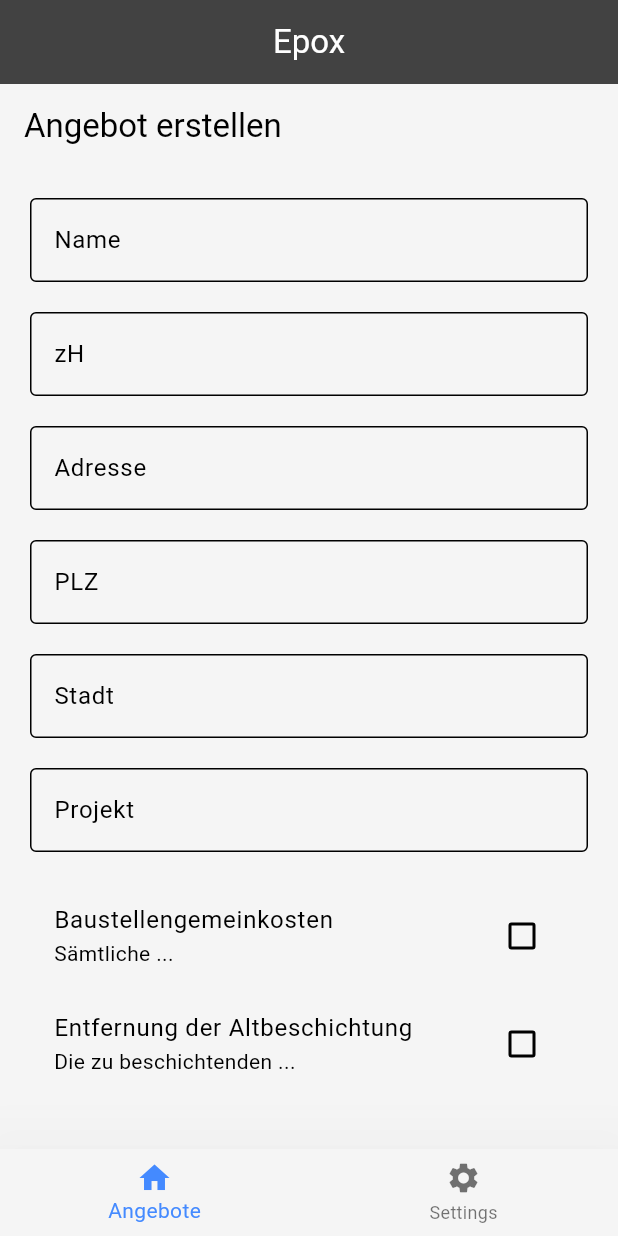
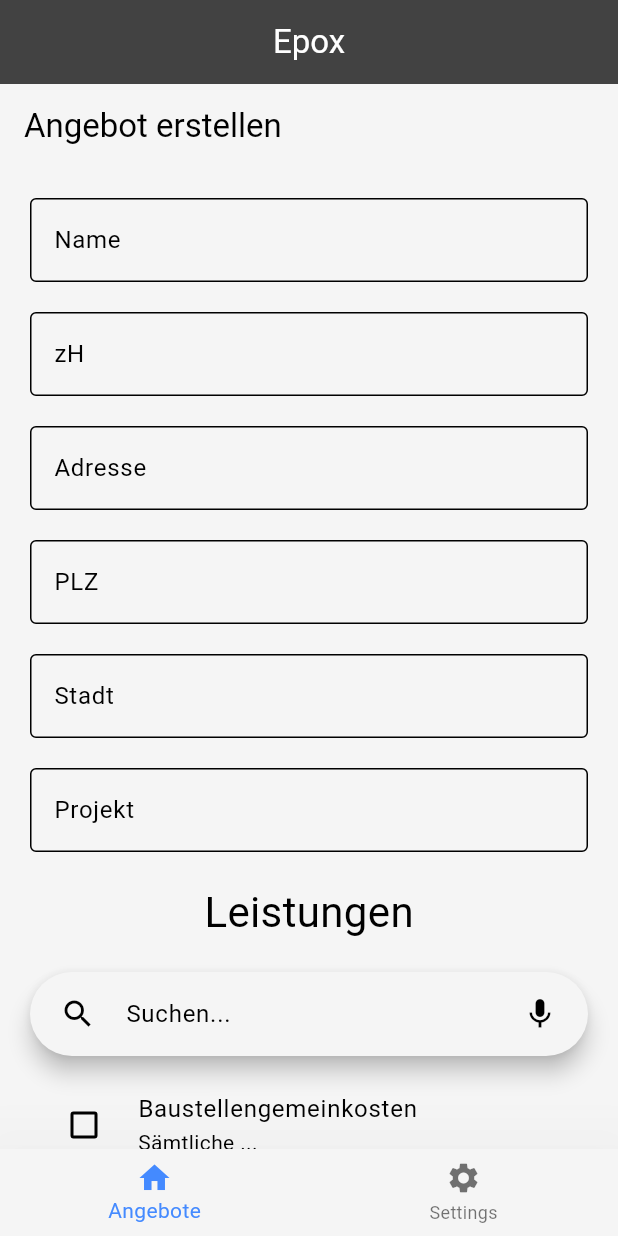
Before and after one commit to T0bmast4/AngebotsManager, a Flutter app: the screen it shows after launch, on a phone screen of 412 x 824 dp. Run offline on Flutter 3.47's test engine with Material 3 defaults, Android fonts, the phone set to English and light mode, and no system bars; our stand-ins replace open_file; missing offline and left inert: docx_template.

Commit message:
added searching Leistungen

```diff
--- a/lib/angebot_create_page.dart
+++ b/lib/angebot_create_page.dart
@@ -22,6 +22,9 @@ class AngebotCreatePage extends StatefulWidget{
 
 class _AngebotCreatePage extends State<AngebotCreatePage> {
   final _formKey = GlobalKey<FormState>();
+  List<Leistung> items = [];
+  List<Leistung> filteredItems = [];
+  String _query = '';
   Set<Leistung> selectedLeistungen = Set<Leistung>();
 
   TextEditingController nameController = TextEditingController();
@@ -31,6 +34,17 @@ class _AngebotCreatePage extends State<AngebotCreatePage> {
   TextEditingController cityController = TextEditingController();
   TextEditingController projectController = TextEditingController();
 
+  void search(String query) {
+    _query = query;
+    if (_query.isEmpty) {
+      filteredItems = items;
+    } else {
+      filteredItems = items.where((item) => item.name.toLowerCase().contains(query.toLowerCase())).toList();
+    }
+    setState(() {
+
+    });
+  }
   @override
   Widget build(BuildContext context) {
     return ChangeNotifierProvider<AngebotCreateProvider>(
@@ -106,6 +120,17 @@ class _AngebotCreatePage extends State<AngebotCreatePage> {
                           ),
                           Padding(padding: EdgeInsets.only(top: 20)),
 
+                          const Text("Leistungen", textScaler: TextScaler.linear(2)),
+                          Padding(padding: EdgeInsets.only(top: 20)),
+                          SearchBar(
+                            hintText: "Suchen...",
+                            onChanged: (value) {
+                              search(value);
+                            },
+                            leading: IconButton(icon: const Icon(Icons.search), onPressed: () {}),
+                            trailing: [IconButton(icon: const Icon(Icons.mic), onPressed: () {})],
+                          ),
+                          Padding(padding: EdgeInsets.only(top: 10)),
                           StreamBuilder<List<Leistung>>(
                             stream: provider.leistungen,
                             builder: (context, snapshot) {
@@ -113,32 +138,42 @@ class _AngebotCreatePage extends State<AngebotCreatePage> {
                                 return CircularProgressIndicator();
                               }
 
-                              final leistungen = snapshot.data!;
-                              return Container(
+                              items = snapshot.data!;
+
+                              final displayItems = _query.isNotEmpty ? filteredItems : items;
+                              return displayItems.isEmpty
+                                  ? Container (
+                                      height: 500,
+                                      child: const Center(
+                                        child: Text("Keine Ergebnisse gefunden!", style: TextStyle(fontSize: 18)),
+                                      )
+                                    )
+                                  : Container(
                                 height: 500,
                                 child: ListView.builder(
-                                  itemCount: leistungen.length,
+                                  itemCount: displayItems.length,
                                   itemBuilder: (context, index) {
-                                    final leistung = leistungen[index];
+
+                                    final leistung = displayItems[index];
+
                                     return CheckboxListTile(
+                                      controlAffinity: ListTileControlAffinity.leading,
                                       title: Text(leistung.name),
                                       subtitle: Text(leistung.description),
-                                      value: selectedLeistungen.contains(leistung),  // Verwendet das Set
+                                      value: selectedLeistungen.contains(leistung),
                                       onChanged: (bool? value) {
                                         setState(() {
                                           if (value == true) {
-                                            selectedLeistungen.add(leistung);  // Hinzufügen zur Auswahl
+                                            selectedLeistungen.add(leistung);
                                           } else {
-                                            selectedLeistungen.remove(leistung);  // Entfernen aus der Auswahl
+                                            selectedLeistungen.remove(leistung);
                                           }
                                         });
-                                        print(selectedLeistungen);
                                       },
                                     );
                                   },
                                 ),
                               );
-
                             },
                           ),
                           FilledButton(onPressed: () {
--- a/lib/angebot_create_provider.dart
+++ b/lib/angebot_create_provider.dart
@@ -6,6 +6,7 @@ class AngebotCreateProvider extends ChangeNotifier {
     return Stream.value(
       [
         Leistung(name: "Baustellengemeinkosten", description: "Sämtliche ...", amount: 1.00, unit: "PA", singlePrice: 0.00, totalPrice: 0.00),
+        Leistung(name: "Entfernung des Fliesenbelags", description: "Sämtliche ...", amount: 1.00, unit: "PA", singlePrice: 0.00, totalPrice: 0.00),
         Leistung(name: "Entfernung der Altbeschichtung", description: "Die zu beschichtenden ...", amount: 1.00, unit: "PA", singlePrice: 300.00, totalPrice: 300.00),
       ]
     );
--- a/pubspec.yaml
+++ b/pubspec.yaml
@@ -35,6 +35,7 @@ dependencies:
   xml: ^6.0.1
   open_file: ^3.5.10
   provider: ^6.0.5
+  intl: ^0.19.0
 
 
   # The following adds the Cupertino Icons font to your application.
```
Also changed, not shown: lib/angebot.dart (+10 -2 lines), pubspec.lock, 1 other file.
